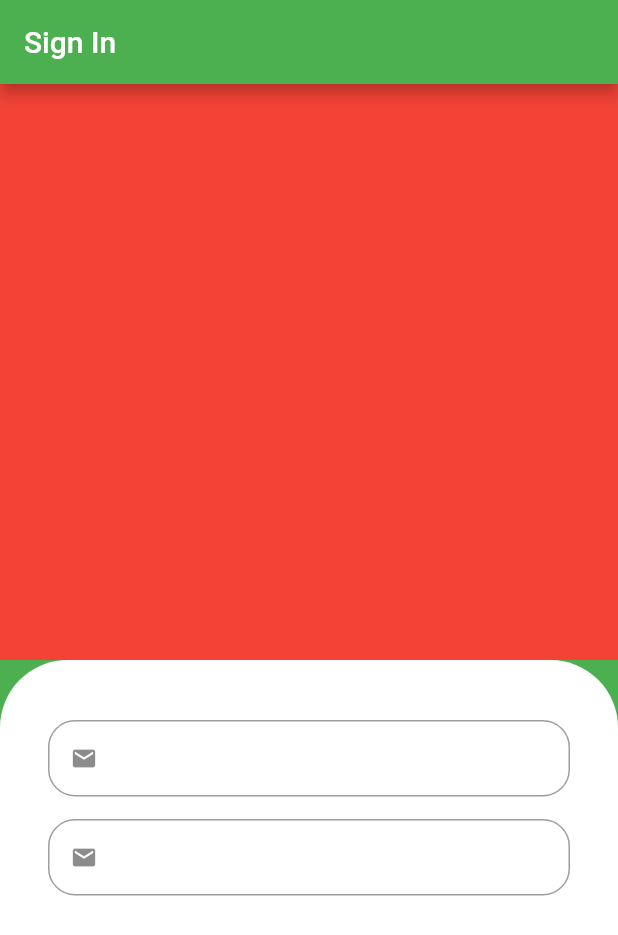
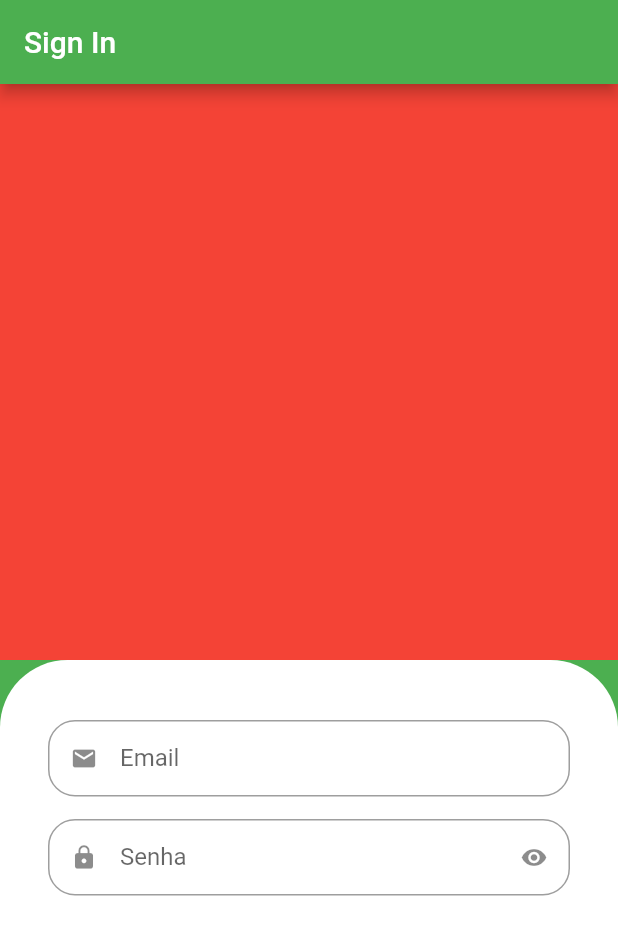
Before and after one commit to gabolweb/greengrocery, a Flutter app: the screen it shows after launch, on a phone screen of 412 x 824 dp. Shown: the top 935 px of the screen. Run offline on Flutter 3.47's test engine with Material 2 defaults, Android fonts, the phone set to English and light mode, and no system bars.

Commit message:
Custom Textfield

```diff
--- a/lib/src/auth/sign_in_page.dart
+++ b/lib/src/auth/sign_in_page.dart
@@ -31,8 +31,15 @@ class SignInPage extends StatelessWidget {
             ),
             child: Column(
               children: const [
-                CustomTextField(),
-                CustomTextField(),
+                CustomTextField(
+                  icon: Icons.email,
+                  label: 'Email',
+                ),
+                CustomTextField(
+                  icon: Icons.lock,
+                  label: 'Senha',
+                  isSecret: true,
+                ),
               ],
             ),
           ),
--- a/lib/src/components/custom_text_field.dart
+++ b/lib/src/components/custom_text_field.dart
@@ -1,16 +1,46 @@
 import 'package:flutter/material.dart';
 
-class CustomTextField extends StatelessWidget {
-  const CustomTextField({Key? key}) : super(key: key);
+class CustomTextField extends StatefulWidget {
+  final IconData icon;
+  final String label;
+  final bool isSecret;
+
+  const CustomTextField({
+    Key? key,
+    required this.icon,
+    required this.label,
+    this.isSecret = false,
+  }) : super(key: key);
+
+  @override
+  State<CustomTextField> createState() => _CustomTextFieldState();
+}
+
+class _CustomTextFieldState extends State<CustomTextField> {
+
+  bool isObscure = false;
+
+  @override
+  void initState() {
+    super.initState();
+    isObscure = widget.isSecret;
+  }
 
   @override
   Widget build(BuildContext context) {
     return Padding(
       padding: const EdgeInsets.only(bottom: 15),
       child: TextFormField(
+        obscureText: isObscure,
         decoration: InputDecoration(
           isDense: true,
-          prefixIcon: const Icon(Icons.email),
+          prefixIcon: Icon(widget.icon),
+          suffixIcon: widget.isSecret ? IconButton(onPressed: (){
+            setState(() {
+              isObscure = !isObscure;
+            });
+          }, icon: Icon( isObscure ? Icons.visibility : Icons.visibility_off)) : null,
+          labelText: widget.label,
           border: OutlineInputBorder(
             borderRadius: BorderRadius.circular(18),
           ),
```
